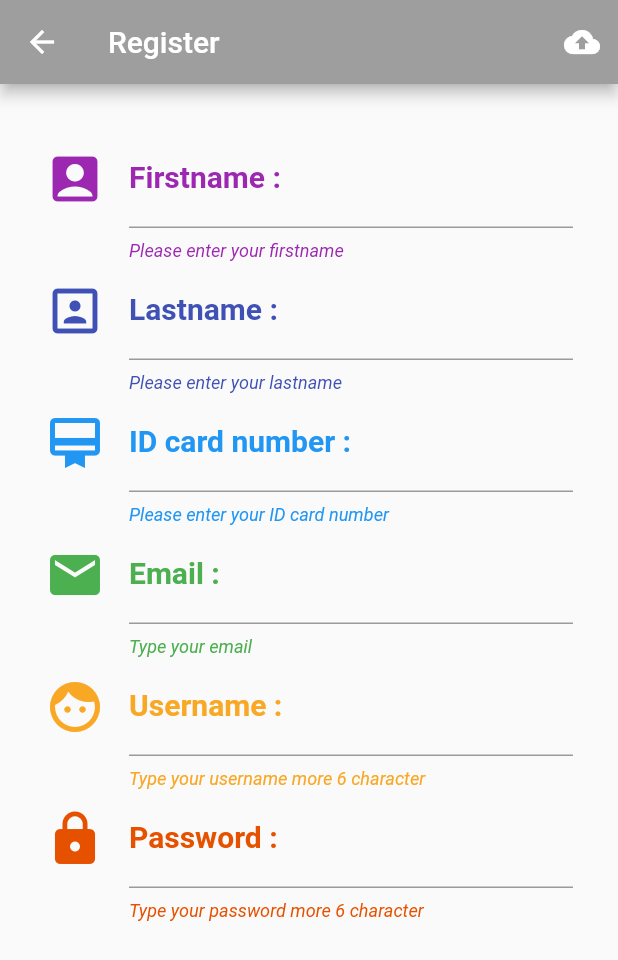
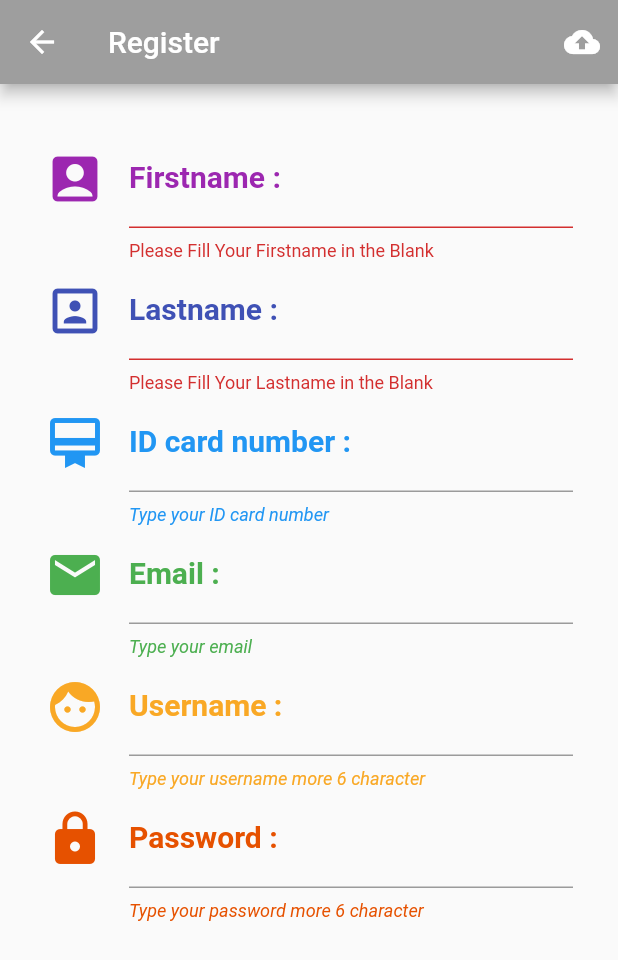
Before and after one commit to FrameTee29/Flutter_Test, a Flutter app: the Register screen opened directly, after a tap on the "cloud upload" icon, on a phone screen of 412 x 824 dp. Shown: the top 960 px of the screen. Run offline on Flutter 3.47's test engine with Material 2 defaults, Android fonts, the phone set to English and light mode, and no system bars.

Commit message:
validator firstanme lastname

```diff
--- a/lib/screens/register.dart
+++ b/lib/screens/register.dart
@@ -8,6 +8,8 @@ class Register extends StatefulWidget {
 class _RegisterState extends State<Register> {
   // Explicit
 
+  final formKey = GlobalKey<FormState>();
+
   // Method
 
   Widget registerButton() {
@@ -15,13 +17,19 @@ class _RegisterState extends State<Register> {
       icon: Icon(Icons.cloud_upload),
       onPressed: () {
         print('You Click Upload');
+        if (formKey.currentState.validate()) {
+          formKey.currentState.save();
+        }
       },
     );
   }
 
   Widget nameText() {
     return TextFormField(
-      style: TextStyle(color: Colors.purple,fontSize: 20.0,),
+      style: TextStyle(
+        color: Colors.purple,
+        fontSize: 20.0,
+      ),
       decoration: InputDecoration(
         icon: Icon(
           Icons.account_box,
@@ -33,18 +41,27 @@ class _RegisterState extends State<Register> {
           color: Colors.purple,
           fontWeight: FontWeight.bold,
         ),
-        helperText: 'Please enter your firstname',
+        helperText: 'Type your firstname',
         helperStyle: TextStyle(
           color: Colors.purple,
           fontStyle: FontStyle.italic,
         ),
-      ),
+      ),validator: (String value){
+        if (value.isEmpty) {
+          return 'Please Fill Your Firstname in the Blank';
+        } else {
+          return null;
+        }
+      },
     );
   }
 
   Widget lastnameText() {
     return TextFormField(
-      style: TextStyle(color: Colors.indigo,fontSize: 20.0,),
+      style: TextStyle(
+        color: Colors.indigo,
+        fontSize: 20.0,
+      ),
       decoration: InputDecoration(
         icon: Icon(
           Icons.portrait,
@@ -56,18 +73,26 @@ class _RegisterState extends State<Register> {
           color: Colors.indigo,
           fontWeight: FontWeight.bold,
         ),
-        helperText: 'Please enter your lastname',
+        helperText: 'Type your lastname',
         helperStyle: TextStyle(
           color: Colors.indigo,
           fontStyle: FontStyle.italic,
         ),
-      ),
+      ),validator: (String value){
+        if (value.isEmpty) {
+          return 'Please Fill Your Lastname in the Blank';
+        } else {
+        }
+      },
     );
   }
 
   Widget cardidText() {
     return TextFormField(
-      style: TextStyle(color: Colors.blue,fontSize: 20.0,),
+      style: TextStyle(
+        color: Colors.blue,
+        fontSize: 20.0,
+      ),
       decoration: InputDecoration(
         icon: Icon(
           Icons.card_membership,
@@ -79,7 +104,7 @@ class _RegisterState extends State<Register> {
           color: Colors.blue,
           fontWeight: FontWeight.bold,
         ),
-        helperText: 'Please enter your ID card number',
+        helperText: 'Type your ID card number',
         helperStyle: TextStyle(
           color: Colors.blue,
           fontStyle: FontStyle.italic,
@@ -91,7 +116,10 @@ class _RegisterState extends State<Register> {
   Widget emailText() {
     return TextFormField(
       keyboardType: TextInputType.emailAddress,
-      style: TextStyle(color: Colors.green,fontSize: 20.0,),
+      style: TextStyle(
+        color: Colors.green,
+        fontSize: 20.0,
+      ),
       decoration: InputDecoration(
         icon: Icon(
           Icons.email,
@@ -114,7 +142,10 @@ class _RegisterState extends State<Register> {
 
   Widget usernameText() {
     return TextFormField(
-      style: TextStyle(color: Colors.yellow[800],fontSize: 20.0,),
+      style: TextStyle(
+        color: Colors.yellow[800],
+        fontSize: 20.0,
+      ),
       decoration: InputDecoration(
         icon: Icon(
           Icons.face,
@@ -172,7 +203,9 @@ class _RegisterState extends State<Register> {
           registerButton(),
         ],
       ),
-      body: ListView(
+      body: Form(
+        key: formKey,
+        child: ListView(
           padding: EdgeInsets.all(30.0),
           children: <Widget>[
             nameText(),
@@ -181,8 +214,8 @@ class _RegisterState extends State<Register> {
             emailText(),
             usernameText(),
             passwordText(),
-
           ],
+        ),
       ),
     );
   }
```
Lines whose indentation alone changed are shown as unchanged.
